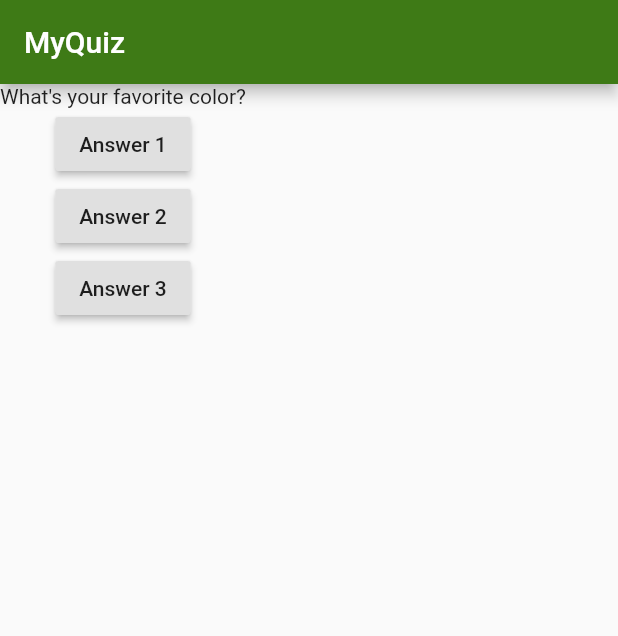
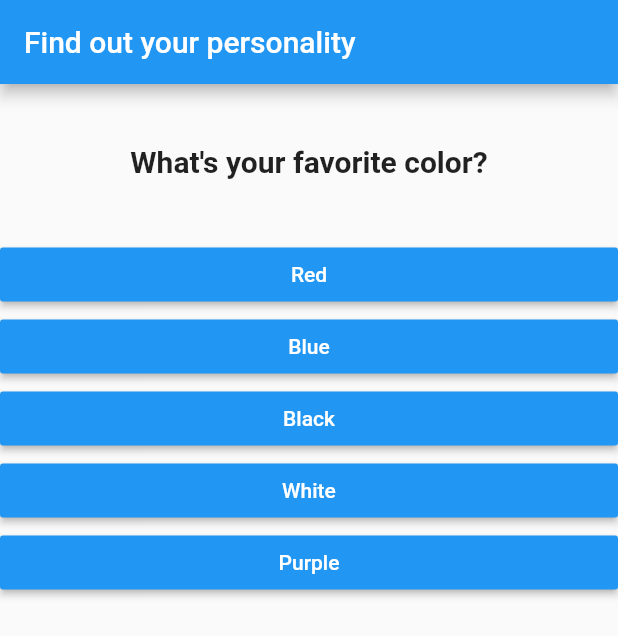
Before and after one commit to jcha0713/flutter_projects, a Flutter app: the screen it shows after launch, on a phone screen of 412 x 824 dp. Shown: the top 636 px of the screen. Run offline on Flutter 3.47's test engine with Material 2 defaults, Android fonts, the phone set to English and light mode, and no system bars.

Commit message:
Add more questions and scores

```diff
--- /dev/null
+++ b/first_app/lib/answer.dart
@@ -0,0 +1,21 @@
+import 'package:flutter/material.dart';
+
+class Answer extends StatelessWidget {
+  final Function answerHandler;
+  final String answerText;
+
+  Answer(this.answerHandler, this.answerText);
+
+  @override
+  Widget build(BuildContext context) {
+    return Container(
+      width: double.infinity,
+      child: RaisedButton(
+        color: Colors.blue,
+        textColor: Colors.white,
+        child: Text(answerText),
+        onPressed: answerHandler,
+      ),
+    );
+  }
+}
--- a/first_app/lib/main.dart
+++ b/first_app/lib/main.dart
@@ -1,4 +1,7 @@
 import 'package:flutter/material.dart';
+
+import './quiz.dart';
+import './result.dart';
 
 // void main() {
 //   runApp(MyApp());
@@ -15,46 +18,68 @@ class MyApp extends StatefulWidget {
 }
 
 class _MyAppState extends State<MyApp> {
+  final _questions = const [
+    {
+      'questionText': 'What\'s your favorite color?',
+      'answers': [
+        {'text': 'Red', 'score': 7},
+        {'text': 'Blue', 'score': 4},
+        {'text': 'Black', 'score': 10},
+        {'text': 'White', 'score': 0},
+        {'text': 'Purple', 'score': 6},
+      ],
+    },
+    {
+      'questionText': 'What\'s your favorite animal',
+      'answers': [
+        {'text': 'Dog', 'score': 1},
+        {'text': 'Cat', 'score': 3},
+        {'text': 'Elephant', 'score': 6},
+        {'text': 'Rabbit', 'score': 5},
+        {'text': 'Tiger', 'score': 10},
+      ],
+    },
+    {
+      'questionText': 'What\'s your favorite programming language',
+      'answers': [
+        {'text': 'Flutter', 'score': 4},
+        {'text': 'Java', 'score': 7},
+        {'text': 'C', 'score': 10},
+        {'text': 'Javascript', 'score': 2},
+      ],
+    },
+  ];
+
   var _questionIndex = 0;
+  var _totalScore = 0;
 
-  void _answerQuestion() {
+  void _answerQuestion(int score) {
+    _totalScore += score;
     setState(() {
       _questionIndex += 1;
     });
     print(_questionIndex);
   }
 
-  var questions = [
-    'What\'s your favorite color?',
-    'What\'s your favorite animal',
-  ];
+  void _reset() {
+    setState(() {
+      _questionIndex = 0;
+      _totalScore = 0;
+    });
+  }
 
   Widget build(BuildContext context) {
     return MaterialApp(
       home: Scaffold(
         appBar: AppBar(
-          title: Text('MyQuiz'),
-          backgroundColor: Color.fromRGBO(62, 122, 22, 1),
+          title: Text('Find out your personality'),
         ),
-        body: Column(
-          children: <Widget>[
-            Text(questions[_questionIndex]),
-            RaisedButton(
-              child: Text('Answer 1'),
-              onPressed: _answerQuestion,
-            ),
-            RaisedButton(
-              child: Text('Answer 2'),
-              onPressed: () => print('Answer 2'),
-            ),
-            RaisedButton(
-              child: Text('Answer 3'),
-              onPressed: () {
-                print('Answer 3');
-              },
-            ),
-          ],
-        ),
+        body: _questionIndex < _questions.length
+            ? Quiz(
+                answerQuestion: _answerQuestion,
+                questions: _questions,
+                questionIndex: _questionIndex)
+            : Result(_totalScore, _reset),
       ),
     );
   }
--- /dev/null
+++ b/first_app/lib/question.dart
@@ -0,0 +1,27 @@
+import 'package:flutter/material.dart';
+
+class Question extends StatelessWidget {
+  final String questionText;
+
+  // Question(questionText) {
+  //   this.questionText = questionText;
+  // }
+
+  Question(this.questionText);
+
+  @override
+  Widget build(BuildContext context) {
+    return Container(
+      width: double.infinity,
+      margin: EdgeInsets.all(40),
+      child: Text(
+        questionText,
+        style: TextStyle(
+          fontSize: 20,
+          fontWeight: FontWeight.w600,
+        ),
+        textAlign: TextAlign.center,
+      ),
+    );
+  }
+}
--- /dev/null
+++ b/first_app/lib/quiz.dart
@@ -0,0 +1,30 @@
+import 'package:flutter/material.dart';
+
+import './answer.dart';
+import './question.dart';
+
+class Quiz extends StatelessWidget {
+  final List<Map<String, Object>> questions;
+  final Function answerQuestion;
+  final int questionIndex;
+
+  Quiz(
+      {@required this.answerQuestion,
+      @required this.questions,
+      @required this.questionIndex});
+
+  @override
+  Widget build(BuildContext context) {
+    return Column(
+      children: [
+        Question(
+          questions[questionIndex]['questionText'],
+        ),
+        ...(questions[questionIndex]['answers'] as List<Map<String, Object>>)
+            .map((answer) {
+          return Answer(() => answerQuestion(answer['score']), answer['text']);
+        }).toList()
+      ],
+    );
+  }
+}
--- /dev/null
+++ b/flutter_assignment/lib/main.dart
@@ -0,0 +1,53 @@
+import 'package:flutter/material.dart';
+
+import './Quote.dart';
+import 'QuoteControl.dart';
+
+void main() => runApp(MyApp());
+
+class MyApp extends StatefulWidget {
+  @override
+  _MyAppState createState() => _MyAppState();
+}
+
+class _MyAppState extends State<MyApp> {
+  final randomText = const [
+    'You\'re probably on the right track if you feel like a sidewalk worm during a rainstorm.',
+    'Heroing is one of the shortest-lived professions there is.',
+    'Reading is to the mind what exercise is to the body.',
+    'When men are pure, laws are useless; when men are corrupt, laws are broken.',
+    'Your whole life people tell you to do what you love. But if you gotta do something else to pay the bills, you don\'t automatically have to be miserable.'
+  ];
+  var index = 0;
+
+  void updateIndex() {
+    setState(() {
+      index += 1;
+      if (index >= randomText.length) {
+        index = 0;
+      }
+    });
+  }
+
+  @override
+  Widget build(BuildContext context) {
+    return MaterialApp(
+      home: Scaffold(
+        appBar: AppBar(
+          title: Text(
+            'Random Quote',
+          ),
+        ),
+        body: Container(
+          margin: EdgeInsets.all(20),
+          child: Column(
+            children: <Widget>[
+              Quote(randomText, index),
+              QuoteControl(updateIndex),
+            ],
+          ),
+        ),
+      ),
+    );
+  }
+}
```
Also changed, not shown: first_app/lib/result.dart (added, +44 -0 lines), flutter_assignment/lib/Quote.dart (added, +22 -0 lines), flutter_assignment/lib/QuoteControl.dart (added, +15 -0 lines), flutter_assignment/pubspec.yaml (added, +76 -0 lines), flutter_assignment/pubspec.lock (added), 59 other files.
